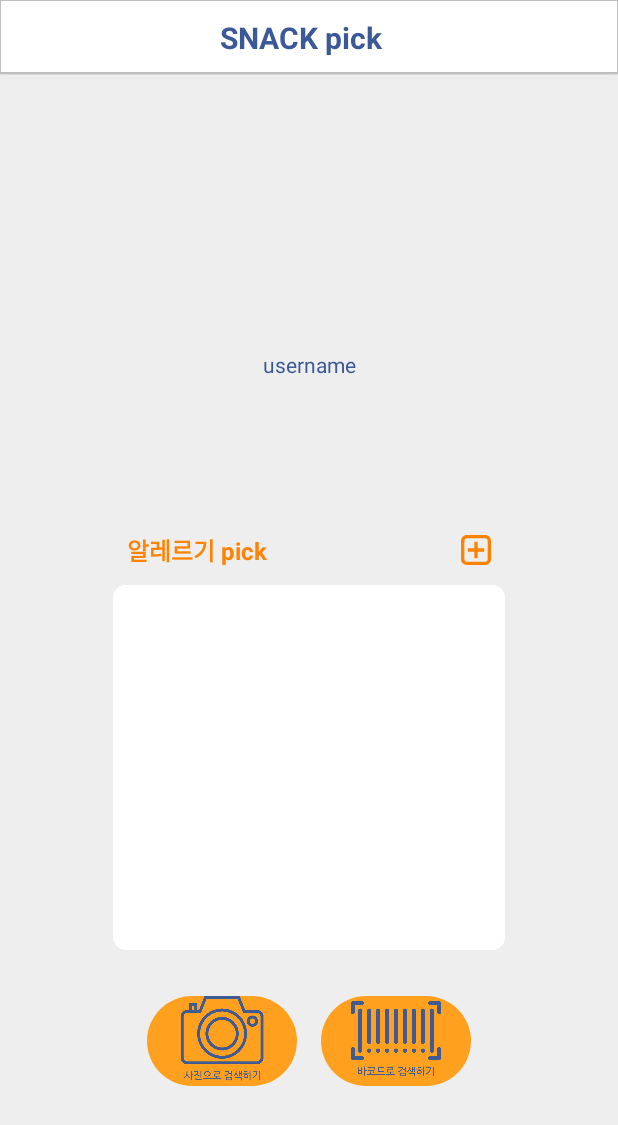
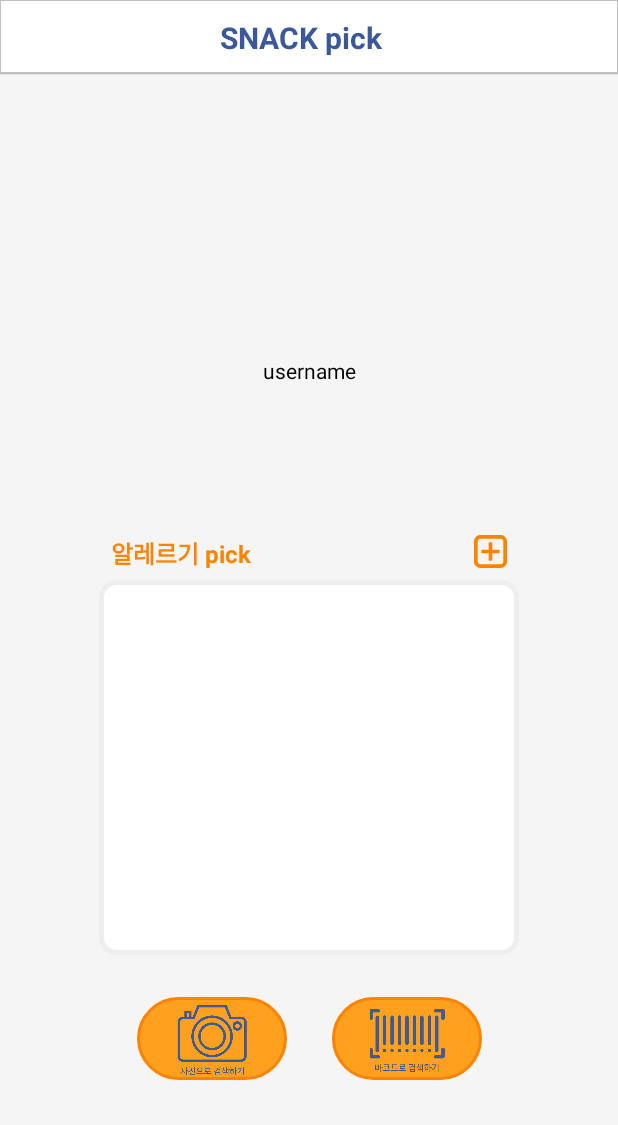
Before and after one commit to weejinhak/VisionAPI_App, an Android app: the layout activity_main.xml on its own in the app's theme, with its tools: preview values and no code run, on a phone screen of 412 x 824 dp. Shown: the top 1125 px of the screen. Run offline under Robolectric (Android 15) with nearby library versions, the phone set to English and light mode, and no system bars; Roboto replaces fonts that are not available here.

Commit message:
.. ui 수정

```diff
--- a/app/src/main/java/com/snackpick/wee/membership_visionapi_app/FoodResultActivity.java
+++ b/app/src/main/java/com/snackpick/wee/membership_visionapi_app/FoodResultActivity.java
@@ -141,6 +141,7 @@ public class FoodResultActivity extends BaseActivity {
             textView.setBackgroundResource(R.drawable.tag_bg);
             textView.setText("#"+tags[i]);
             textView.setTag(i);
+            textView.setTextColor(Color.parseColor("#FFFFFF"));
             mTagFlowTagLayout.addView(view);
         }
 
--- a/app/src/main/res/drawable/rounded.xml
+++ b/app/src/main/res/drawable/rounded.xml
@@ -2,5 +2,6 @@
 <shape xmlns:android="http://schemas.android.com/apk/res/android">
     <solid android:color="@color/app_point_color"/>
     <corners android:radius="50dip"/>
+    <stroke android:width="2.0dp" android:color="@color/colorPrimaryDark" />
     <padding android:left="0dip" android:top="0dip" android:right="0dip" android:bottom="0dip" />
 </shape>
--- a/app/src/main/res/drawable/tag_bg.xml
+++ b/app/src/main/res/drawable/tag_bg.xml
@@ -1,7 +1,7 @@
 <?xml version="1.0" encoding="UTF-8"?>
 <shape xmlns:android="http://schemas.android.com/apk/res/android"
     android:shape="rectangle">
-    <solid android:color="#e7e7e7" />
+    <solid android:color="@color/com_facebook_button_background_color_pressed" />
     <corners android:radius="3dp" />
     <stroke android:width="0.8dp" android:color="#000000" />
 </shape>
--- a/app/src/main/res/drawable/unselect_round_bg.xml
+++ b/app/src/main/res/drawable/unselect_round_bg.xml
@@ -1,7 +1,7 @@
 <?xml version="1.0" encoding="UTF-8"?>
 <shape xmlns:android="http://schemas.android.com/apk/res/android"
     android:shape="rectangle">
-        <solid android:color="#ffffff" />
+        <solid android:color="#f5f5f5" />
         <corners android:radius="8dp" />
         <stroke android:width="1.0dp" android:color="#000000" />
 </shape>
--- a/app/src/main/res/layout/activity_food_result.xml
+++ b/app/src/main/res/layout/activity_food_result.xml
@@ -5,6 +5,7 @@
     android:layout_width="match_parent"
     android:layout_height="match_parent"
     android:orientation="vertical"
+    android:background="#ffffff"
     tools:context="com.snackpick.wee.membership_visionapi_app.FoodResultActivity">
 
     <!-- top toolbar -->
@@ -44,7 +45,7 @@
                         android:id="@+id/foodThumbnail"
                         android:layout_marginStart="5dp"
                         android:layout_width="180dp"
-                        android:layout_height="230dp"
+                        android:layout_height="240dp"
                         android:layout_gravity="center"
                         android:src="@drawable/snack_frame"
                         />
@@ -55,7 +56,7 @@
                         android:orientation="vertical"
                         android:layout_marginTop="10dp"
                         android:layout_marginEnd="16dp"
-                        android:layout_marginStart="16dp"
+                        android:layout_marginStart="5dp"
                         android:background="@drawable/unselect_round_bg"
                         >
 
--- a/app/src/main/res/layout/activity_main.xml
+++ b/app/src/main/res/layout/activity_main.xml
@@ -6,7 +6,7 @@
     android:id="@+id/layout_main"
     android:layout_width="match_parent"
     android:layout_height="match_parent"
-    android:background="#EEE"
+    android:background="#f5f5f5"
     android:theme="@style/AppTheme.NoActionBar">
 
     <!-- top toolbar -->
@@ -43,8 +43,10 @@
         android:layout_height="wrap_content"
         android:hint="@string/username_hint"
         android:textAlignment="center"
-        android:textColor="@color/facebook_color"
-        android:textColorHint="@color/facebook_color"
+        android:textColor="@color/black"
+        android:textColorHint="@color/black"
+        android:layout_marginTop="4dp"
+        android:layout_marginBottom="10dp"
         app:layout_constraintEnd_toStartOf="@+id/guideline3"
         app:layout_constraintStart_toStartOf="@+id/guideline2"
         app:layout_constraintTop_toBottomOf="@+id/profile_photo" />
@@ -54,7 +56,7 @@
         android:id="@+id/allergy_Title_textView"
         android:layout_width="wrap_content"
         android:layout_height="wrap_content"
-        android:layout_marginBottom="8dp"
+        android:layout_marginBottom="6dp"
         android:text="@string/allergy_listBox_title_text"
         android:textColor="@color/app_point_text_color"
         android:textSize="16sp"
@@ -65,8 +67,8 @@
 
     <ImageButton
         android:id="@+id/allergy_add_button"
-        android:layout_width="20dp"
-        android:layout_height="20dp"
+        android:layout_width="22dp"
+        android:layout_height="22dp"
         android:layout_marginBottom="8dp"
         android:background="@drawable/add_vector"
         android:contentDescription="@string/allergy_add_button_description"
@@ -76,7 +78,7 @@
 
     <ListView
         android:id="@+id/my_allergy_listView"
-        android:layout_width="268dp"
+        android:layout_width="280dp"
         android:layout_height="250dp"
         android:layout_marginEnd="8dp"
         android:layout_marginStart="8dp"
@@ -92,11 +94,12 @@
     <ImageButton
         android:id="@+id/allergy_search_button"
         android:layout_width="100dp"
-        android:layout_height="60dp"
-        android:layout_marginEnd="16dp"
+        android:layout_height="55dp"
+        android:layout_marginEnd="30dp"
         android:layout_marginTop="8dp"
         android:background="@drawable/rounded"
         android:scaleType="fitCenter"
+        android:paddingTop="5dp"
         android:src="@drawable/photo_camera_addtext"
         ads:layout_constraintBottom_toTopOf="@+id/adView1"
         ads:layout_constraintVertical_bias="0.163"
@@ -110,10 +113,11 @@
     <ImageButton
         android:id="@+id/allergy_search_button2"
         android:layout_width="100dp"
-        android:layout_height="60dp"
+        android:layout_height="55dp"
         android:layout_marginTop="8dp"
         android:background="@drawable/rounded"
         android:scaleType="fitCenter"
+        android:paddingTop="5dp"
         android:src="@drawable/bars_code_addtext"
         ads:layout_constraintBottom_toTopOf="@+id/adView1"
         ads:layout_constraintVertical_bias="0.163"
@@ -142,14 +146,17 @@
         android:layout_width="wrap_content"
         android:layout_height="wrap_content"
         android:orientation="vertical"
-        app:layout_constraintGuide_begin="85dp" />
+        ads:layout_constraintGuide_begin="74dp"
+
+        />
 
     <android.support.constraint.Guideline
         android:id="@+id/guideline3"
         android:layout_width="wrap_content"
         android:layout_height="wrap_content"
         android:orientation="vertical"
-        app:layout_constraintGuide_end="85dp" />
+        ads:layout_constraintGuide_end="74dp"
+         />
 
 
 </android.support.constraint.ConstraintLayout>
--- a/app/src/main/res/layout/allergy_item.xml
+++ b/app/src/main/res/layout/allergy_item.xml
@@ -23,8 +23,10 @@
                 android:layout_centerVertical="true"
                 android:layout_marginStart="10dp"
                 android:textAlignment="center"
-                android:textColor="@color/facebook_color"
-                android:textSize="15sp" />
+                android:textColor="@color/colorPrimary"
+                android:text="temp"
+                android:textStyle="bold"
+                android:textSize="17sp" />
 
             <ImageButton
                 android:id="@+id/item_delete_btn"
```
Also changed, not shown: app/src/main/java/com/snackpick/wee/membership_visionapi_app/MainActivity.java (+8 -2 lines).
